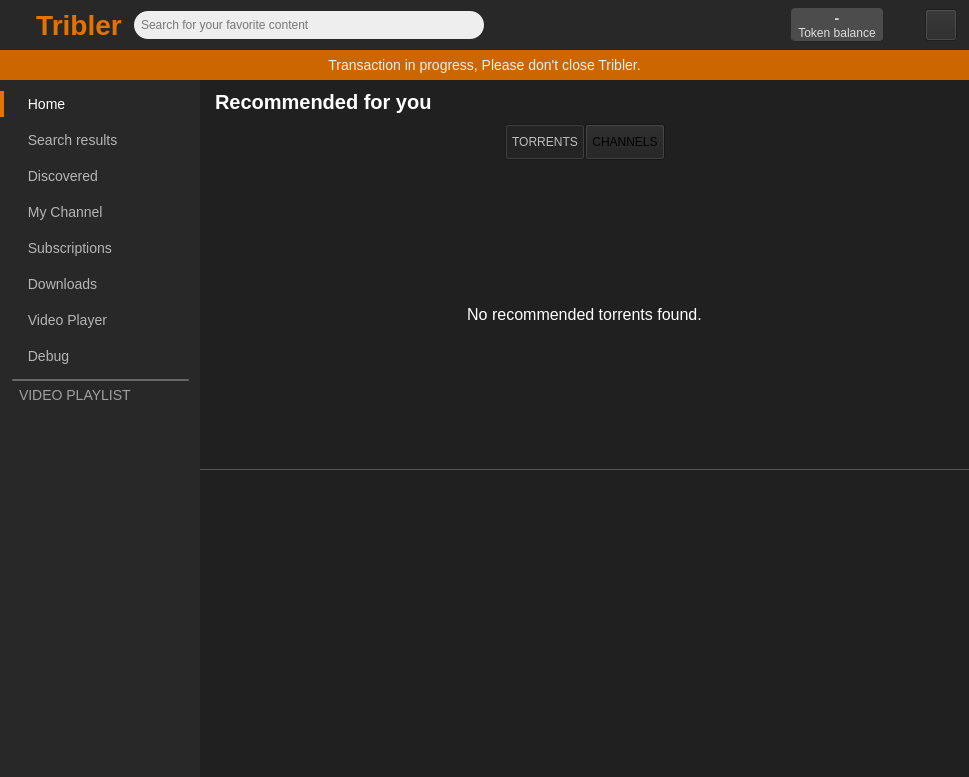
Old version of the form TriblerGUI/qt_resources/mainwindow.ui in the repository Tribler/tribler.
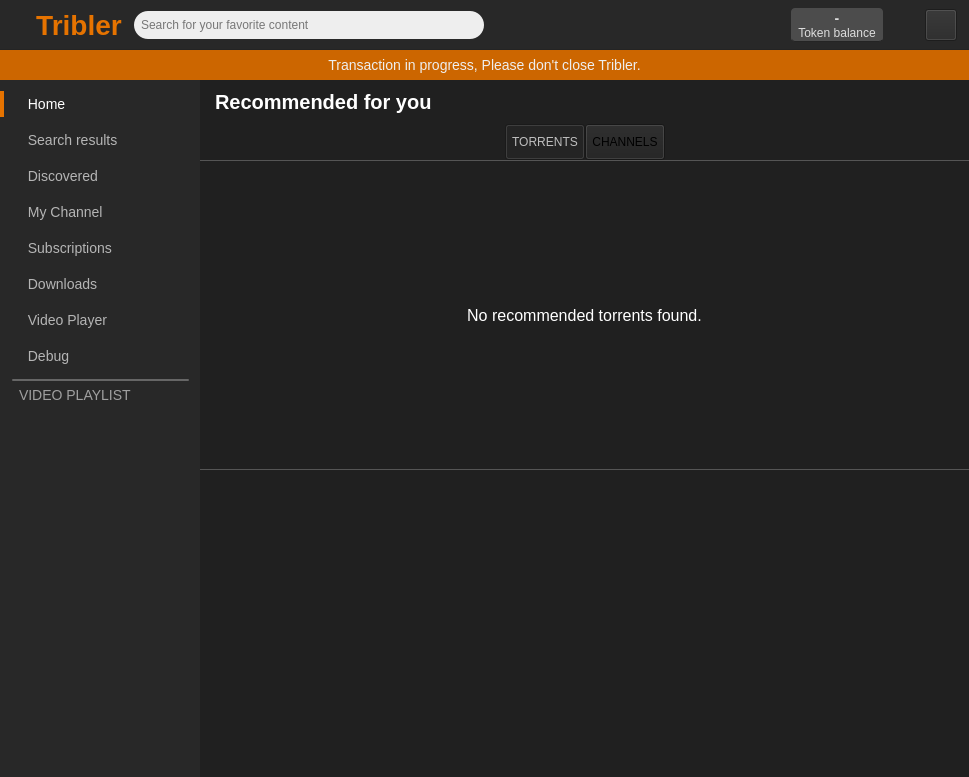
New version of the form. The open tabs and pages were chosen to show the change. Icons and pictures are not drawn. Custom widgets are drawn as their Qt base class.

Commit message: Added top border on home page on no items

```diff
--- a/TriblerGUI/qt_resources/mainwindow.ui
+++ b/TriblerGUI/qt_resources/mainwindow.ui
@@ -1252,7 +1252,7 @@
              </sizepolicy>
             </property>
             <property name="styleSheet">
-             <string notr="true">color: white; font-size: 16px;</string>
+             <string notr="true">color: white; font-size: 16px; border-top: 1px solid #555;</string>
             </property>
             <property name="text">
              <string>No recommended torrents found.</string>
```
Left out of the diff: 2 changed lines with no effect on the pictures.
